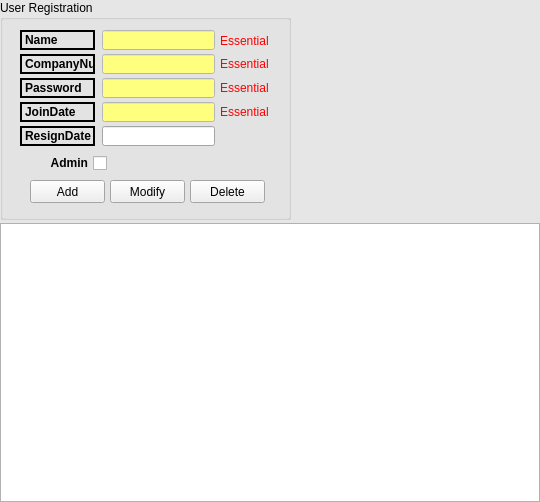
LeeChiWon/ProjectManagement, file userregistration_form.ui: the form before one commit.
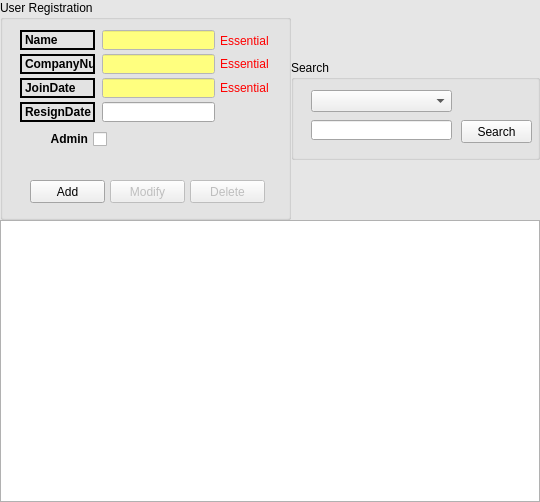
The form after the commit.

Diff of the .ui file:
```diff
--- a/userregistration_form.ui
+++ b/userregistration_form.ui
@@ -93,14 +93,79 @@
    <property name="bottomMargin">
     <number>0</number>
    </property>
-   <property name="horizontalSpacing">
+   <property name="spacing">
     <number>0</number>
    </property>
-   <property name="verticalSpacing">
-    <number>3</number>
-   </property>
+   <item row="0" column="2">
+    <widget class="QGroupBox" name="groupBox_2">
+     <property name="sizePolicy">
+      <sizepolicy hsizetype="Fixed" vsizetype="Fixed">
+       <horstretch>0</horstretch>
+       <verstretch>0</verstretch>
+      </sizepolicy>
+     </property>
+     <property name="minimumSize">
+      <size>
+       <width>249</width>
+       <height>100</height>
+      </size>
+     </property>
+     <property name="maximumSize">
+      <size>
+       <width>249</width>
+       <height>100</height>
+      </size>
+     </property>
+     <property name="styleSheet">
+      <string notr="true">QGroupBox
+{ font: bold 10pt &quot;맑은고딕&quot;;}</string>
+     </property>
+     <property name="title">
+      <string>Search</string>
+     </property>
+     <widget class="QComboBox" name="comboBox_Search">
+      <property name="geometry">
+       <rect>
+        <x>20</x>
+        <y>30</y>
+        <width>141</width>
+        <height>22</height>
+       </rect>
+      </property>
+     </widget>
+     <widget class="QPushButton" name="pushButton_Search">
+      <property name="geometry">
+       <rect>
+        <x>170</x>
+        <y>60</y>
+        <width>71</width>
+        <height>23</height>
+       </rect>
+      </property>
+      <property name="text">
+       <string>Search</string>
+      </property>
+     </widget>
+     <widget class="QLineEdit" name="lineEdit_Search">
+      <property name="geometry">
+       <rect>
+        <x>20</x>
+        <y>60</y>
+        <width>141</width>
+        <height>20</height>
+       </rect>
+      </property>
+     </widget>
+    </widget>
+   </item>
    <item row="0" column="0">
     <widget class="QGroupBox" name="groupBox">
+     <property name="sizePolicy">
+      <sizepolicy hsizetype="Fixed" vsizetype="Fixed">
+       <horstretch>0</horstretch>
+       <verstretch>0</verstretch>
+      </sizepolicy>
+     </property>
      <property name="minimumSize">
       <size>
        <width>291</width>
@@ -419,7 +484,7 @@
       <property name="geometry">
        <rect>
         <x>20</x>
-        <y>102</y>
+        <y>78</y>
         <width>75</width>
         <height>20</height>
        </rect>
@@ -441,7 +506,7 @@
       <property name="geometry">
        <rect>
         <x>102</x>
-        <y>102</y>
+        <y>78</y>
         <width>113</width>
         <height>20</height>
        </rect>
@@ -518,7 +583,7 @@
       <property name="geometry">
        <rect>
         <x>20</x>
-        <y>126</y>
+        <y>102</y>
         <width>75</width>
         <height>20</height>
        </rect>
@@ -540,7 +605,7 @@
       <property name="geometry">
        <rect>
         <x>102</x>
-        <y>126</y>
+        <y>102</y>
         <width>113</width>
         <height>20</height>
        </rect>
@@ -600,7 +665,7 @@
       <property name="geometry">
        <rect>
         <x>10</x>
-        <y>155</y>
+        <y>131</y>
         <width>97</width>
         <height>16</height>
        </rect>
@@ -685,7 +750,7 @@
       <property name="geometry">
        <rect>
         <x>220</x>
-        <y>102</y>
+        <y>78</y>
         <width>56</width>
         <height>20</height>
        </rect>
@@ -732,6 +797,9 @@
       </property>
      </widget>
      <widget class="QPushButton" name="pushButton_Modify">
+      <property name="enabled">
+       <bool>false</bool>
+      </property>
       <property name="geometry">
        <rect>
         <x>110</x>
@@ -745,6 +813,9 @@
       </property>
      </widget>
      <widget class="QPushButton" name="pushButton_Delete">
+      <property name="enabled">
+       <bool>false</bool>
+      </property>
       <property name="geometry">
        <rect>
         <x>190</x>
@@ -757,161 +828,22 @@
        <string>Delete</string>
       </property>
      </widget>
-     <widget class="QLineEdit" name="lineEdit_Password">
-      <property name="geometry">
-       <rect>
-        <x>102</x>
-        <y>78</y>
-        <width>113</width>
-        <height>20</height>
-       </rect>
-      </property>
-      <property name="palette">
-       <palette>
-        <active>
-         <colorrole role="Base">
-          <brush brushstyle="SolidPattern">
-           <color alpha="255">
-            <red>255</red>
-            <green>255</green>
-            <blue>127</blue>
-           </color>
-          </brush>
-         </colorrole>
-         <colorrole role="Window">
-          <brush brushstyle="SolidPattern">
-           <color alpha="255">
-            <red>255</red>
-            <green>255</green>
-            <blue>255</blue>
-           </color>
-          </brush>
-         </colorrole>
-        </active>
-        <inactive>
-         <colorrole role="Base">
-          <brush brushstyle="SolidPattern">
-           <color alpha="255">
-            <red>255</red>
-            <green>255</green>
-            <blue>127</blue>
-           </color>
-          </brush>
-         </colorrole>
-         <colorrole role="Window">
-          <brush brushstyle="SolidPattern">
-           <color alpha="255">
-            <red>255</red>
-            <green>255</green>
-            <blue>255</blue>
-           </color>
-          </brush>
-         </colorrole>
-        </inactive>
-        <disabled>
-         <colorrole role="Base">
-          <brush brushstyle="SolidPattern">
-           <color alpha="255">
-            <red>255</red>
-            <green>255</green>
-            <blue>255</blue>
-           </color>
-          </brush>
-         </colorrole>
-         <colorrole role="Window">
-          <brush brushstyle="SolidPattern">
-           <color alpha="255">
-            <red>255</red>
-            <green>255</green>
-            <blue>255</blue>
-           </color>
-          </brush>
-         </colorrole>
-        </disabled>
-       </palette>
-      </property>
-      <property name="autoFillBackground">
-       <bool>false</bool>
-      </property>
-      <property name="echoMode">
-       <enum>QLineEdit::Password</enum>
-      </property>
-     </widget>
-     <widget class="QLabel" name="label_8">
-      <property name="geometry">
-       <rect>
-        <x>20</x>
-        <y>78</y>
-        <width>75</width>
-        <height>20</height>
-       </rect>
-      </property>
-      <property name="font">
-       <font>
-        <weight>75</weight>
-        <bold>true</bold>
-       </font>
-      </property>
-      <property name="frameShape">
-       <enum>QFrame::WinPanel</enum>
-      </property>
-      <property name="text">
-       <string>Password</string>
-      </property>
-     </widget>
-     <widget class="QLabel" name="label_9">
-      <property name="geometry">
-       <rect>
-        <x>220</x>
-        <y>78</y>
-        <width>56</width>
-        <height>20</height>
-       </rect>
-      </property>
-      <property name="palette">
-       <palette>
-        <active>
-         <colorrole role="WindowText">
-          <brush brushstyle="SolidPattern">
-           <color alpha="255">
-            <red>255</red>
-            <green>0</green>
-            <blue>0</blue>
-           </color>
-          </brush>
-         </colorrole>
-        </active>
-        <inactive>
-         <colorrole role="WindowText">
-          <brush brushstyle="SolidPattern">
-           <color alpha="255">
-            <red>255</red>
-            <green>0</green>
-            <blue>0</blue>
-           </color>
-          </brush>
-         </colorrole>
-        </inactive>
-        <disabled>
-         <colorrole role="WindowText">
-          <brush brushstyle="SolidPattern">
-           <color alpha="255">
-            <red>120</red>
-            <green>120</green>
-            <blue>120</blue>
-           </color>
-          </brush>
-         </colorrole>
-        </disabled>
-       </palette>
-      </property>
-      <property name="text">
-       <string>Essential</string>
-      </property>
-     </widget>
     </widget>
    </item>
-   <item row="1" column="0">
+   <item row="0" column="3">
+    <spacer name="horizontalSpacer">
+     <property name="orientation">
+      <enum>Qt::Horizontal</enum>
+     </property>
+     <property name="sizeHint" stdset="0">
+      <size>
+       <width>40</width>
+       <height>20</height>
+      </size>
+     </property>
+    </spacer>
+   </item>
+   <item row="2" column="0" colspan="4">
     <widget class="QTableWidget" name="tableWidget">
      <property name="editTriggers">
       <set>QAbstractItemView::NoEditTriggers</set>
@@ -919,6 +851,9 @@
      <property name="selectionBehavior">
       <enum>QAbstractItemView::SelectRows</enum>
      </property>
+     <property name="sortingEnabled">
+      <bool>true</bool>
+     </property>
     </widget>
    </item>
   </layout>
```
Left out of the diff: 7 changed lines with no effect on the pictures.
